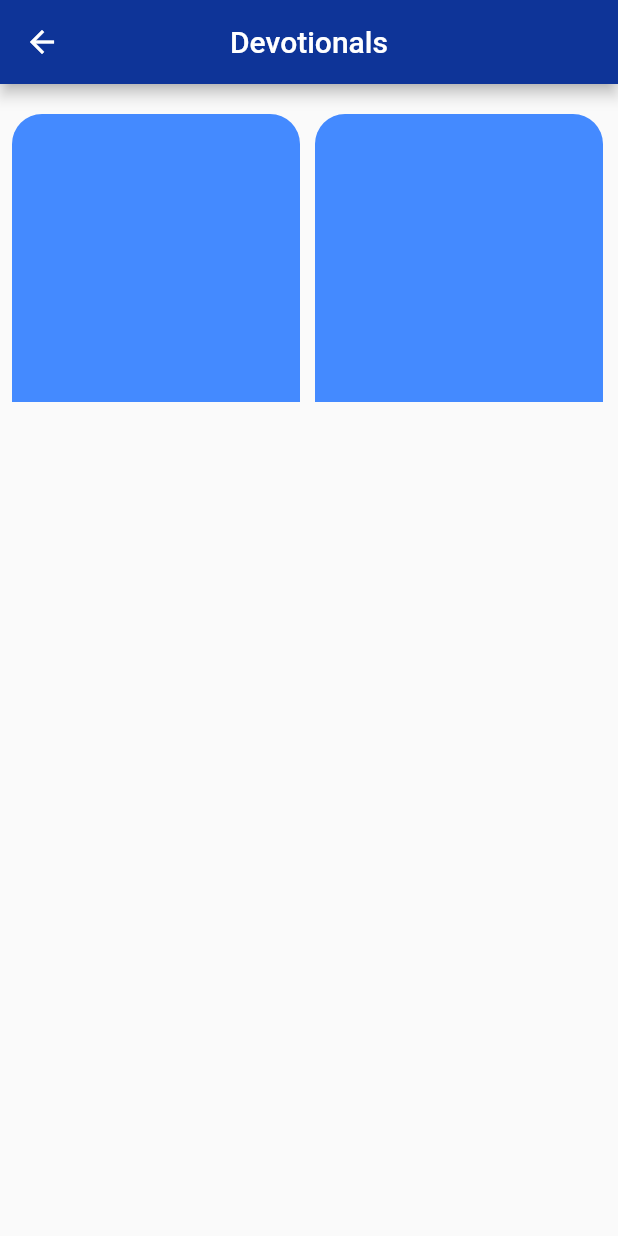
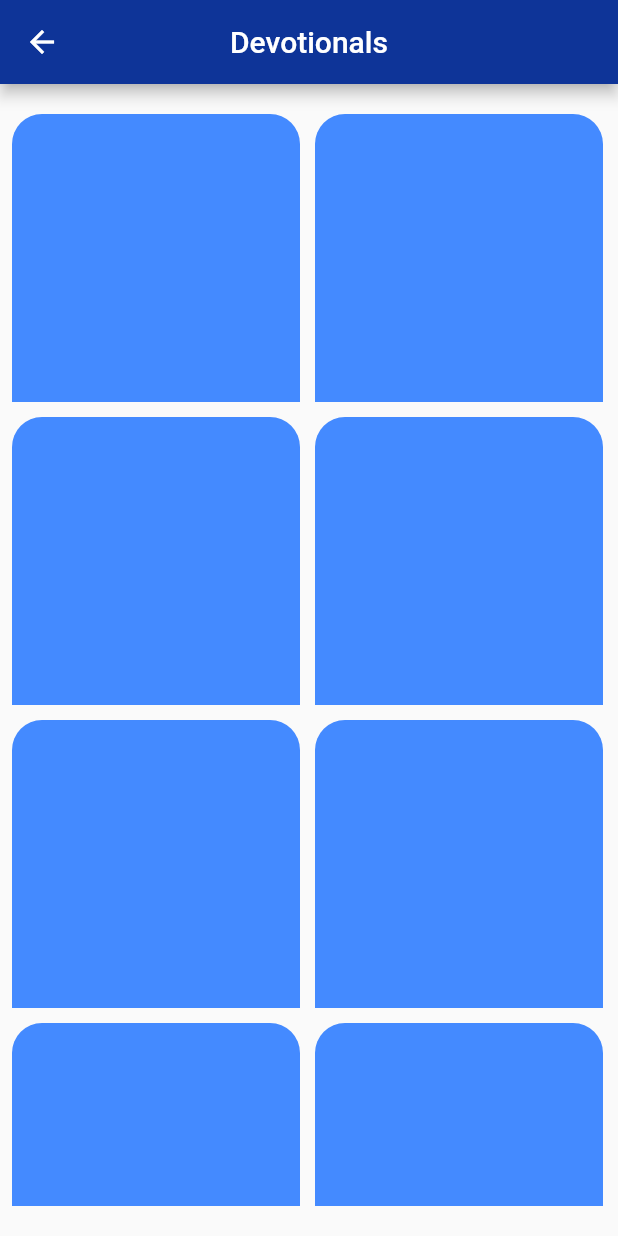
Before and after one commit to henryadebayo/Stea_app, a Flutter app: the Devotionals screen opened directly, on a phone screen of 412 x 824 dp. Run offline on Flutter 3.47's test engine with Material 2 defaults, Android fonts, the phone set to English and light mode, and no system bars; our stand-ins replace firebase_auth, firebase_core, firebase_storage, flutter_screenutil, flutter_spinkit, font_awesome_flutter and 2 more; accounts and stored records are empty; network calls fail.

```diff
--- a/lib/pages/devotionals.dart
+++ b/lib/pages/devotionals.dart
@@ -55,10 +55,15 @@ class _DevotionalsState extends State<Devotionals> {
               ),
               color: Colors.blueAccent
           ),
-        ),  //DevotionalItem(),
-             // DevotionalItem(),
-             // DevotionalItem(),
-             // DevotionalItem(),
+        ),
+             DevotionalItem(),
+             DevotionalItem(),
+             DevotionalItem(),
+             DevotionalItem(),
+             DevotionalItem(),
+             DevotionalItem(),
+             DevotionalItem(),
+             DevotionalItem(),
            ],
          ),
       ),
```
